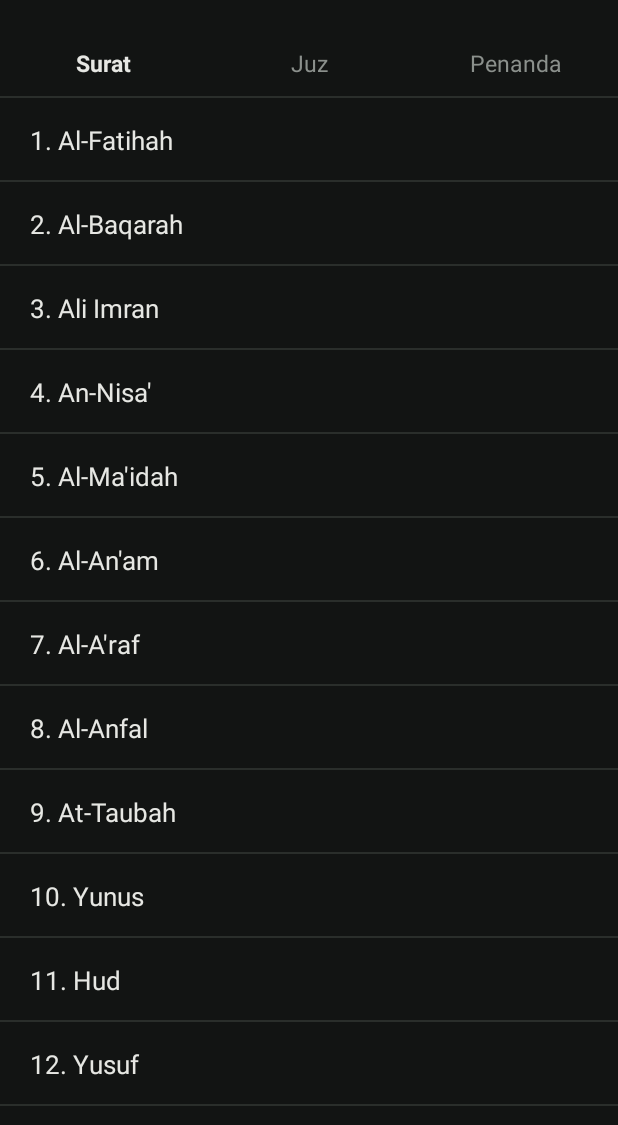
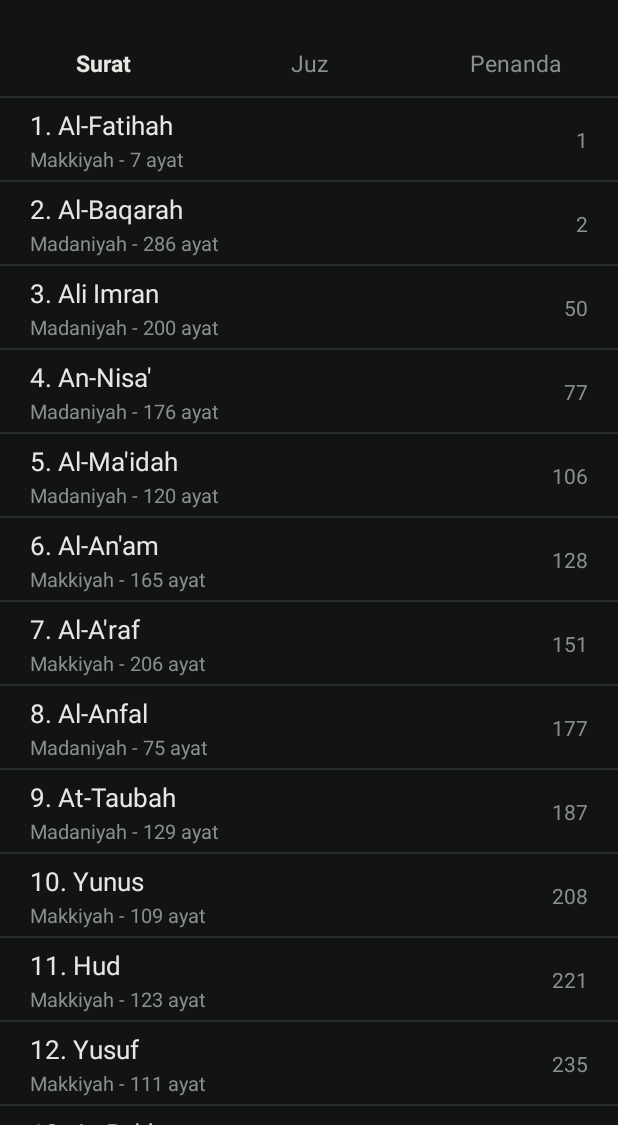
Before and after one commit to sebuahdomain-ctrl/Alqur-an, an Android app: the MainActivity screen opened directly, with no data from a screen before it, on a phone screen of 412 x 824 dp, the part 111-1236 px from its top. Run offline under Robolectric (Android 15) with nearby library versions, the phone set to English and light mode, and no system bars; 1 statement that could not run was skipped.

Commit message:
Update Alqur-an_V25

```diff
--- a/app/src/main/java/com/sabilu/alquran/Data.kt
+++ b/app/src/main/java/com/sabilu/alquran/Data.kt
@@ -4,7 +4,15 @@ package com.sabilu.alquran
  * Satu baris daftar. [halaman] = nomor halaman mushaf (1 sampai 604) yang dibuka saat baris diketuk;
  * null kalau tidak punya tujuan (mis. penanda contoh).
  */
-data class Entry(val title: String, val sub: String? = null, val halaman: Int? = null)
+data class Entry(
+    val title: String,
+    val sub: String? = null,
+    val halaman: Int? = null,
+    /** Nomor juz kalau baris ini juz (punya tombol buka daftar surat). */
+    val juz: Int? = null,
+    /** Baris anak (surat di dalam juz) dibuat menjorok. */
+    val indent: Boolean = false
+)
 
 object Data {
 
@@ -162,10 +170,6 @@ object Data {
         30 to 582,
     )
 
-    // Format judul: "1. Al-Fatihah".
-    val surat: List<Entry> = SURAT.map { (no, nama, hal) -> Entry("$no. $nama", null, hal) }
-
-    val juz: List<Entry> = JUZ.map { (no, hal) -> Entry("Juz $no", null, hal) }
 
     /** Jumlah ayat tiap surat, urutan 1 sampai 114 (total 6236). */
     private val AYAT = intArrayOf(
@@ -183,6 +187,26 @@ object Data {
 
     /** Halaman mushaf tempat surat dimulai. */
     fun halamanSurat(surat: Int): Int = SURAT.first { it.first == surat }.third
+
+    /** Surat yang Makkiyah atau Madaniyah (urutan mushaf). */
+    private val MADANI = setOf(2, 3, 4, 5, 8, 9, 13, 22, 24, 33, 47, 48, 49, 55, 57, 58, 59, 60, 61, 62, 63, 64, 65, 66, 76, 98, 99, 110)
+
+    fun jenis(surat: Int): String = if (surat in MADANI) "Madaniyah" else "Makkiyah"
+
+    fun jenisDanAyat(surat: Int): String = "${jenis(surat)} - ${jumlahAyat(surat)} ayat"
+
+    // Format judul: "1. Al-Fatihah". Keterangan di bawahnya: jenis dan jumlah ayat.
+    val surat: List<Entry> = SURAT.map { (no, nama, hal) -> Entry("$no. $nama", jenisDanAyat(no), hal) }
+
+    val juz: List<Entry> = JUZ.map { (no, hal) -> Entry("Juz $no", null, hal, juz = no) }
+
+    /** Surat yang mulai di dalam juz itu, dipakai saat baris juz dibuka. */
+    fun anakJuz(juz: Int): List<Entry> {
+        val mulai = halamanJuz(juz)
+        val selesai = if (juz >= 30) JUMLAH_HALAMAN else halamanJuz(juz + 1) - 1
+        return SURAT.filter { it.third in mulai..selesai }
+            .map { (no, nama, hal) -> Entry("$no. $nama", null, hal, indent = true) }
+    }
 
     /** Halaman mushaf tempat juz dimulai. */
     fun halamanJuz(juz: Int): Int = JUZ.first { it.first == juz }.second
--- a/app/src/main/java/com/sabilu/alquran/EntryAdapter.kt
+++ b/app/src/main/java/com/sabilu/alquran/EntryAdapter.kt
@@ -6,8 +6,11 @@ import android.view.ViewGroup
 import android.widget.TextView
 import androidx.recyclerview.widget.RecyclerView
 
-class EntryAdapter(private val onClick: (Entry) -> Unit) :
-    RecyclerView.Adapter<RecyclerView.ViewHolder>() {
+class EntryAdapter(
+    private val onClick: (Entry) -> Unit,
+    private val onToggle: (Entry) -> Unit = {},
+    private val terbuka: (Int) -> Boolean = { false }
+) : RecyclerView.Adapter<RecyclerView.ViewHolder>() {
 
     private var items: List<Entry> = emptyList()
 
@@ -26,10 +29,31 @@ class EntryAdapter(private val onClick: (Entry) -> Unit) :
     override fun onBindViewHolder(holder: RecyclerView.ViewHolder, position: Int) {
         val view = holder.itemView
         val item = items[position]
+        val density = view.resources.displayMetrics.density
+
         view.findViewById<TextView>(R.id.title).text = item.title
         val sub = view.findViewById<TextView>(R.id.sub)
         sub.text = item.sub
         sub.visibility = if (item.sub == null) View.GONE else View.VISIBLE
+
+        val hal = view.findViewById<TextView>(R.id.halaman)
+        hal.text = item.halaman?.toString() ?: ""
+        hal.visibility = if (item.halaman == null) View.GONE else View.VISIBLE
+
+        // Baris surat di dalam juz dibuat menjorok.
+        val isi = view.findViewById<View>(R.id.isi)
+        val kiri = (if (item.indent) 44 else 20) * density
+        isi.setPaddingRelative(kiri.toInt(), isi.paddingTop, (20 * density).toInt(), isi.paddingBottom)
+
+        // Chevron hanya untuk juz yang punya surat di dalamnya.
+        val juz = item.juz
+        val punyaAnak = juz != null && Data.anakJuz(juz).isNotEmpty()
+        val panah = view.findViewById<View>(R.id.panah)
+        panah.visibility = if (punyaAnak) View.VISIBLE else View.GONE
+        // Chevron menghadap bawah saat tertutup, menghadap atas saat terbuka.
+        panah.rotation = if (juz != null && terbuka(juz)) -90f else 90f
+        panah.setOnClickListener { if (punyaAnak) onToggle(item) }
+
         view.setOnClickListener { onClick(item) }
     }
 }
--- a/app/src/main/java/com/sabilu/alquran/MainActivity.kt
+++ b/app/src/main/java/com/sabilu/alquran/MainActivity.kt
@@ -20,10 +20,25 @@ class MainActivity : AppCompatActivity() {
     private lateinit var indicator: View
     private var lebarTab = 0
 
+    /** Juz yang sedang dibuka daftar suratnya. */
+    private val juzTerbuka = HashSet<Int>()
+
     private fun daftar(posisi: Int): List<Entry> = when (posisi) {
         0 -> Data.surat
-        1 -> Data.juz
+        1 -> juzTampil()
         else -> PenandaStore.semua(this).map { Data.entri(it) }
+    }
+
+    /** Daftar juz, dengan surat-surat di dalam juz yang sedang dibuka di bawahnya. */
+    private fun juzTampil(): List<Entry> = Data.juz.flatMap { j ->
+        val no = j.juz ?: return@flatMap listOf(j)
+        if (juzTerbuka.contains(no)) listOf(j) + Data.anakJuz(no) else listOf(j)
+    }
+
+    private fun togglePanah(item: Entry) {
+        val no = item.juz ?: return
+        if (!juzTerbuka.add(no)) juzTerbuka.remove(no)
+        pager.adapter?.notifyItemChanged(1)
     }
 
     private fun buka(item: Entry) {
@@ -93,7 +108,11 @@ class MainActivity : AppCompatActivity() {
     }
 
     private inner class PageHolder(view: View) : RecyclerView.ViewHolder(view) {
-        val adapter = EntryAdapter { buka(it) }
+        val adapter = EntryAdapter(
+            onClick = { buka(it) },
+            onToggle = { togglePanah(it) },
+            terbuka = { juzTerbuka.contains(it) }
+        )
         val kosong: TextView = view.findViewById(R.id.empty)
 
         init {
--- a/app/src/main/res/layout/item_row.xml
+++ b/app/src/main/res/layout/item_row.xml
@@ -5,6 +5,7 @@
     android:background="@drawable/bg_ripple">
 
     <LinearLayout
+        android:id="@+id/isi"
         android:layout_width="match_parent"
         android:layout_height="match_parent"
         android:gravity="center_vertical"
@@ -12,20 +13,50 @@
         android:paddingStart="20dp"
         android:paddingEnd="20dp">
 
-        <TextView
-            android:id="@+id/title"
+        <LinearLayout
             android:layout_width="0dp"
             android:layout_height="wrap_content"
             android:layout_weight="1"
-            android:textColor="@color/text"
-            android:textSize="17sp" />
+            android:orientation="vertical">
+
+            <TextView
+                android:id="@+id/title"
+                android:layout_width="match_parent"
+                android:layout_height="wrap_content"
+                android:ellipsize="end"
+                android:maxLines="1"
+                android:textColor="@color/text"
+                android:textSize="17sp" />
+
+            <TextView
+                android:id="@+id/sub"
+                android:layout_width="match_parent"
+                android:layout_height="wrap_content"
+                android:layout_marginTop="1dp"
+                android:ellipsize="end"
+                android:maxLines="1"
+                android:textColor="@color/muted"
+                android:textSize="13sp" />
+        </LinearLayout>
 
         <TextView
-            android:id="@+id/sub"
+            android:id="@+id/halaman"
             android:layout_width="wrap_content"
             android:layout_height="wrap_content"
+            android:layout_marginStart="12dp"
+            android:minWidth="24dp"
+            android:gravity="end"
             android:textColor="@color/muted"
-            android:textSize="13sp" />
+            android:textSize="14sp" />
+
+        <ImageView
+            android:id="@+id/panah"
+            android:layout_width="16dp"
+            android:layout_height="16dp"
+            android:layout_marginStart="12dp"
+            android:contentDescription="@null"
+            android:src="@drawable/ic_chevron"
+            android:visibility="gone" />
     </LinearLayout>
 
     <View
```
